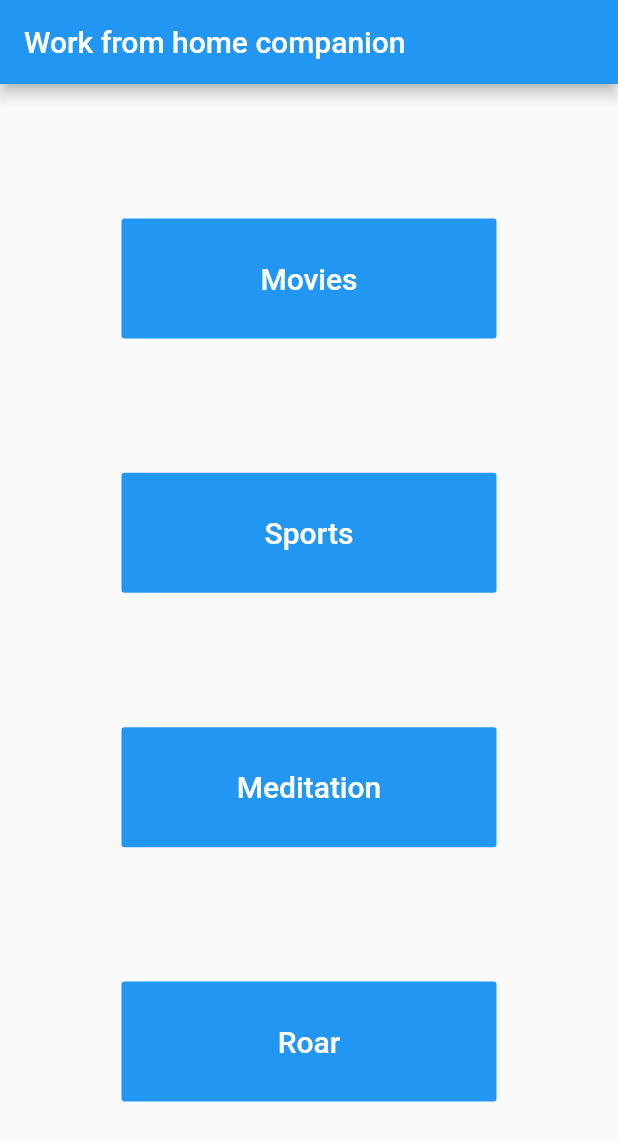
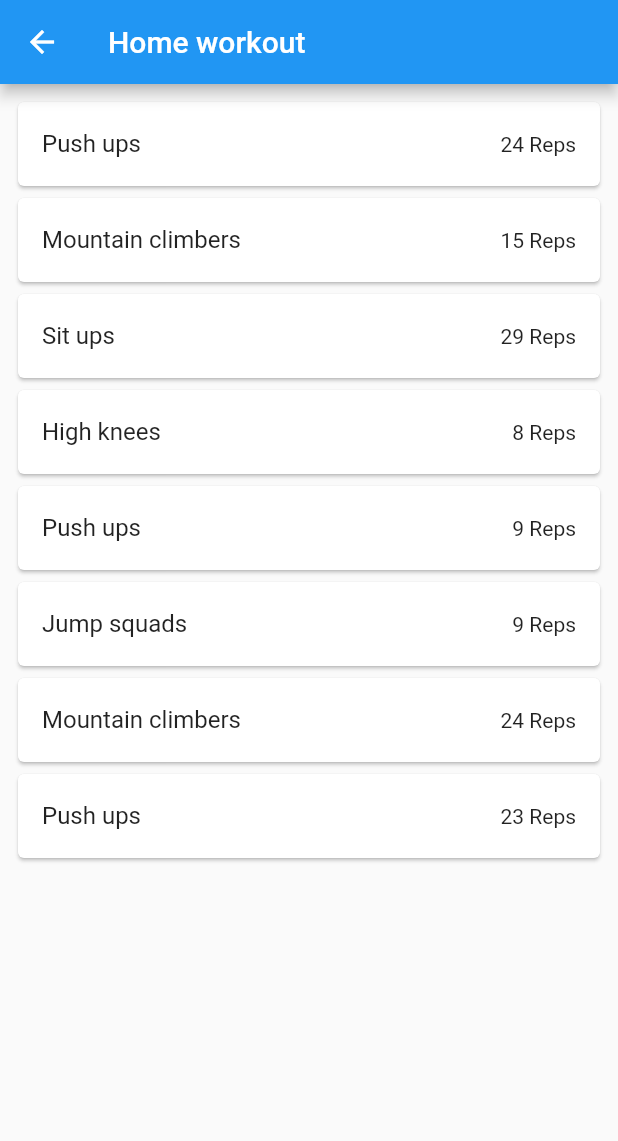
Before and after one commit to xiaozhi239/wfh_companion, a Flutter app: the screen it shows after launch, after a tap on "Sports", on a phone screen of 412 x 824 dp. Shown: the top 1141 px of the screen. Run offline on Flutter 3.47's test engine with Material 2 defaults, Android fonts, the phone set to English and light mode, and no system bars; missing offline and left inert: flutter_duration_picker, flutter_ringtone_player, noise_meter.

Commit message:
Complete sports MVP version

```diff
--- a/lib/common/router.dart
+++ b/lib/common/router.dart
@@ -1,6 +1,7 @@
 import 'package:flutter/material.dart';
 import 'package:wfh_companion/meditation/meditation_page.dart';
 import 'package:wfh_companion/roar/roar_page.dart';
+import 'package:wfh_companion/sports/sports_page.dart';
 
 enum RouteDest {
   Movies,
@@ -23,6 +24,11 @@ class Router {
             context,
             MaterialPageRoute(builder: (context) => MeditationPage()));
         break;
+      case RouteDest.Sports:
+        Navigator.push(
+            context,
+            MaterialPageRoute(builder: (context) => SportsPage()));
+        break;
       default:
     }
   }
--- /dev/null
+++ b/lib/sports/sports_page.dart
@@ -0,0 +1,70 @@
+import 'dart:async';
+import 'dart:math';
+
+import 'package:flutter/material.dart';
+import 'package:flutter_duration_picker/flutter_duration_picker.dart';
+import 'package:flutter_ringtone_player/flutter_ringtone_player.dart';
+
+class SportsPage extends StatefulWidget {
+
+  final actionNumber = 8;
+  final repLowBound = 8;
+  final repUpBound = 30;
+  final List actions = [
+    "Squads",
+    "Mountain climbers",
+    "Push ups",
+    "Jumping jacks",
+    "High knees",
+    "Jump squads",
+    "Sit ups",
+    "Jump lunges",
+    "Top jumps",
+    "Lunges",
+  ];
+
+  @override
+  _State createState() => new _State();
+}
+
+class _State extends State<SportsPage> {
+
+  Random _random = new Random(DateTime.now().millisecondsSinceEpoch);
+
+  @override
+  Widget build(BuildContext context) {
+    return Scaffold(
+      appBar: AppBar(
+        title: Text("Home workout"),
+      ),
+      body: Center(
+          child: new RefreshIndicator(
+            child: ListView.builder(
+                padding: const EdgeInsets.all(8),
+                itemCount: widget.actionNumber,
+                itemBuilder: (context, index) => _randomWorkout()
+            ),
+            onRefresh: _refreshActions,
+          )
+      ),
+    );
+  }
+
+  Card _randomWorkout() {
+    int choice = _random.nextInt(widget.actions.length - 1);
+    int reps = widget.repLowBound + _random.nextInt(widget.repUpBound - widget.repLowBound);
+    return Card(
+      child: ListTile(
+        title: Text(widget.actions[choice]),
+        trailing: Text("$reps Reps")
+      )
+    );
+  }
+
+  Future<void> _refreshActions() {
+    setState(() {
+      _random = new Random(DateTime.now().millisecondsSinceEpoch);
+    });
+    return Future.value(null);
+  }
+}
```
